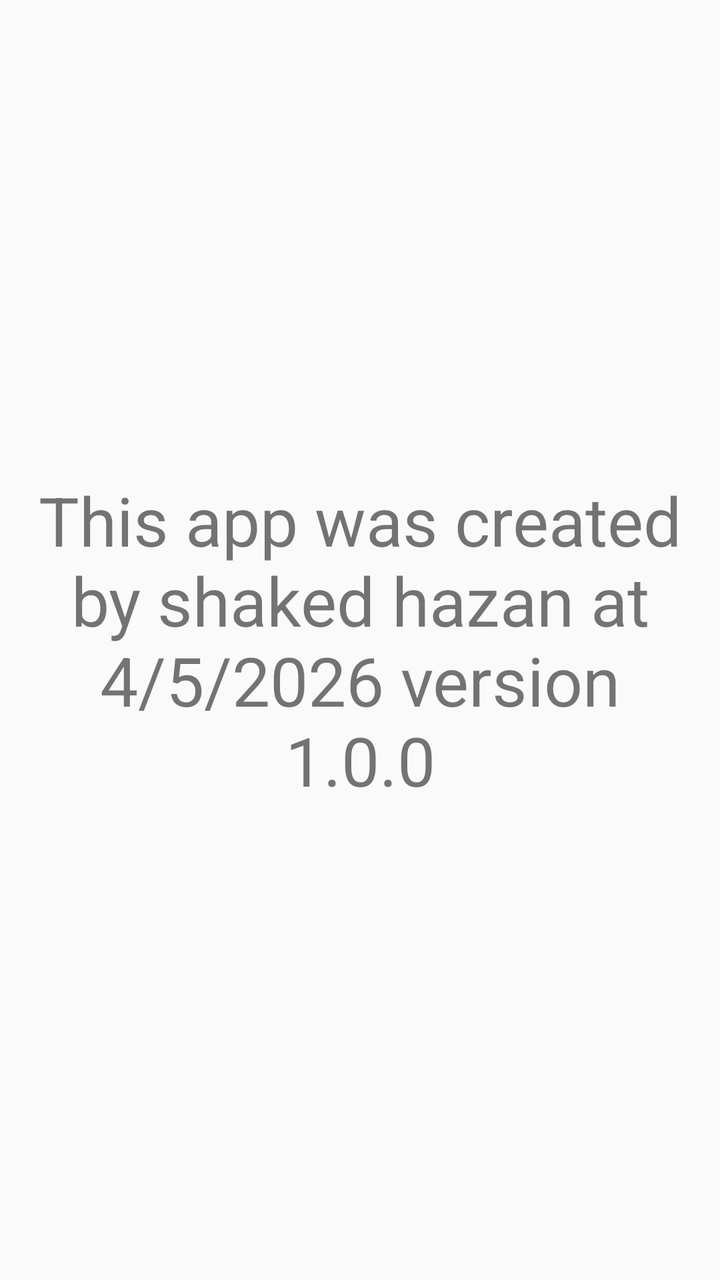
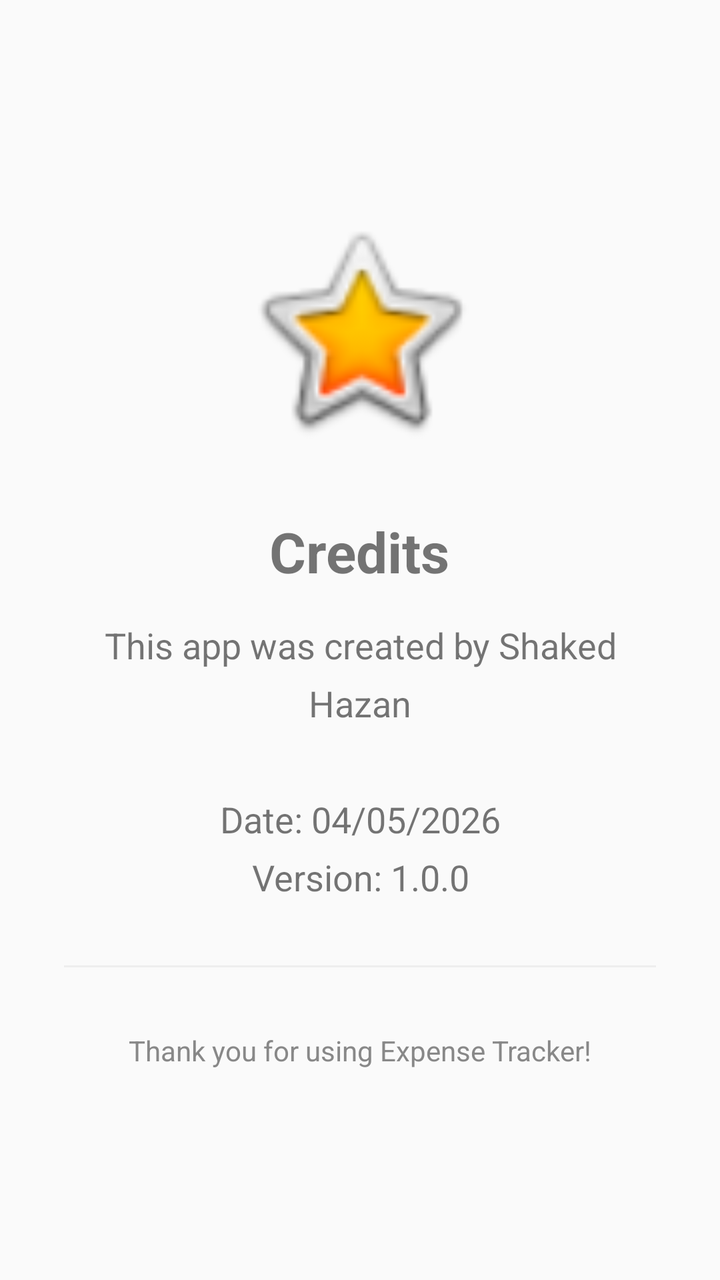

The first picture is an Android layout as it rendered before a commit; the second is the same layout after the commit. The layout source and the unified diff follow.
<!-- AndroidManifest.xml: application theme Theme.AppCompat.DayNight.DarkActionBar -->
<!-- res/layout/activity_credits_activity.xml -->
<?xml version="1.0" encoding="utf-8"?>
<LinearLayout xmlns:android="http://schemas.android.com/apk/res/android"
    xmlns:app="http://schemas.android.com/apk/res-auto"
    xmlns:tools="http://schemas.android.com/tools"
    android:id="@+id/main"
    android:layout_width="match_parent"
    android:layout_height="match_parent"
    tools:context=".CreditsActivity">

    <Space
        android:layout_width="0dp"
        android:layout_height="match_parent"
        android:layout_weight="5" />

    <LinearLayout
        android:layout_width="0dp"
        android:layout_height="match_parent"
        android:layout_weight="90"
        android:orientation="vertical">

        <Space
            android:layout_width="match_parent"
            android:layout_height="0dp"
            android:layout_weight="1" />

        <TextView
            android:id="@+id/textView"
            android:layout_width="match_parent"
            android:layout_height="0dp"
            android:layout_weight="1"
            android:gravity="center"
            android:text="This app was created by shaked hazan at 4/5/2026 version 1.0.0"
            android:textSize="34sp" />

        <Space
            android:layout_width="match_parent"
            android:layout_height="0dp"
            android:layout_weight="1" />
    </LinearLayout>

    <Space
        android:layout_width="0dp"
        android:layout_height="match_parent"
        android:layout_weight="5" />
</LinearLayout>
<!-- resources referenced by this layout -->
<resources>

</resources>

<!-- the commit's change to res/layout/activity_credits_activity.xml (unified diff, before → after) -->
@@ -2,44 +2,48 @@
 <LinearLayout xmlns:android="http://schemas.android.com/apk/res/android"
     xmlns:app="http://schemas.android.com/apk/res-auto"
     xmlns:tools="http://schemas.android.com/tools"
-    android:id="@+id/main"
     android:layout_width="match_parent"
     android:layout_height="match_parent"
+    android:orientation="vertical"
+    android:padding="32dp"
+    android:gravity="center"
     tools:context=".CreditsActivity">
 
-    <Space
-        android:layout_width="0dp"
-        android:layout_height="match_parent"
-        android:layout_weight="5" />
+    <ImageView
+        android:layout_width="120dp"
+        android:layout_height="120dp"
+        app:srcCompat="@android:drawable/btn_star_big_on"
+        android:layout_marginBottom="32dp" />
 
-    <LinearLayout
-        android:layout_width="0dp"
-        android:layout_height="match_parent"
-        android:layout_weight="90"
-        android:orientation="vertical">
+    <TextView
+        android:layout_width="wrap_content"
+        android:layout_height="wrap_content"
+        android:text="Credits"
+        android:textSize="28sp"
+        android:textStyle="bold"
+        android:layout_marginBottom="16dp" />
 
-        <Space
-            android:layout_width="match_parent"
-            android:layout_height="0dp"
-            android:layout_weight="1" />
+    <TextView
+        android:id="@+id/textView"
+        android:layout_width="match_parent"
+        android:layout_height="wrap_content"
+        android:gravity="center"
+        android:text="This app was created by Shaked Hazan\n\nDate: 04/05/2026\nVersion: 1.0.0"
+        android:textSize="18sp"
+        android:lineSpacingExtra="8dp" />
 
-        <TextView
-            android:id="@+id/textView"
-            android:layout_width="match_parent"
-            android:layout_height="0dp"
-            android:layout_weight="1"
-            android:gravity="center"
-            android:text="This app was created by shaked hazan at 4/5/2026 version 1.0.0"
-            android:textSize="34sp" />
+    <View
+        android:layout_width="match_parent"
+        android:layout_height="1dp"
+        android:background="#EEEEEE"
+        android:layout_marginTop="32dp"
+        android:layout_marginBottom="32dp" />
 
-        <Space
-            android:layout_width="match_parent"
-            android:layout_height="0dp"
-            android:layout_weight="1" />
-    </LinearLayout>
+    <TextView
+        android:layout_width="wrap_content"
+        android:layout_height="wrap_content"
+        android:text="Thank you for using Expense Tracker!"
+        android:textSize="14sp"
+        android:textColor="#888888" />
 
-    <Space
-        android:layout_width="0dp"
-        android:layout_height="match_parent"
-        android:layout_weight="5" />
 </LinearLayout>
